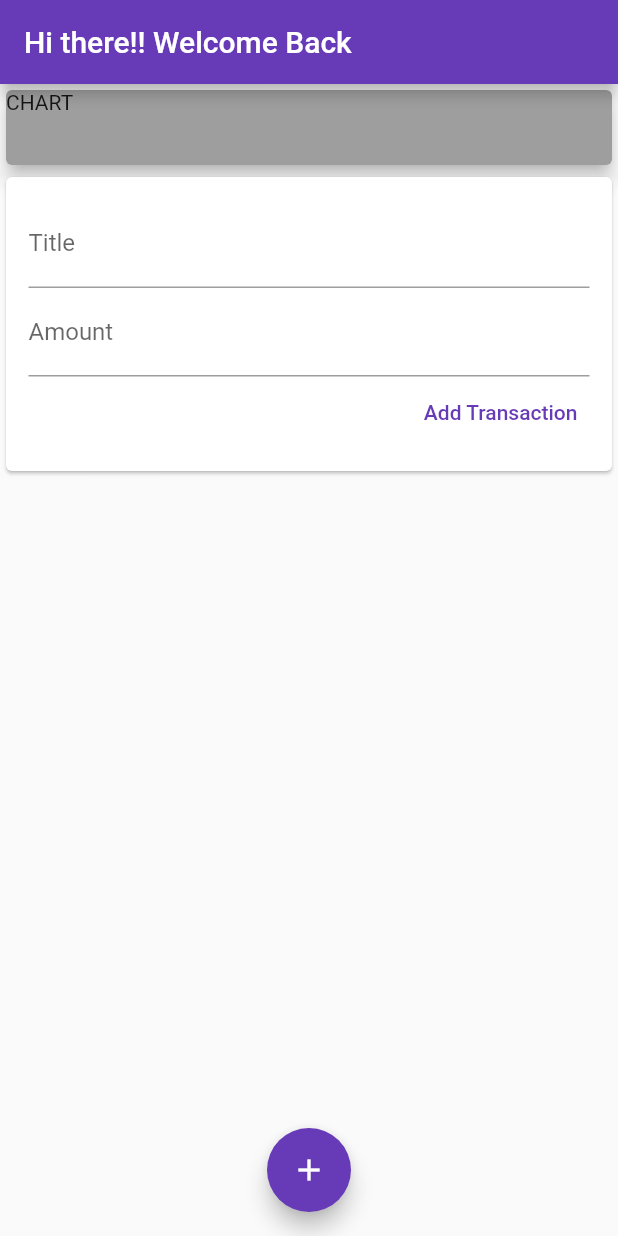
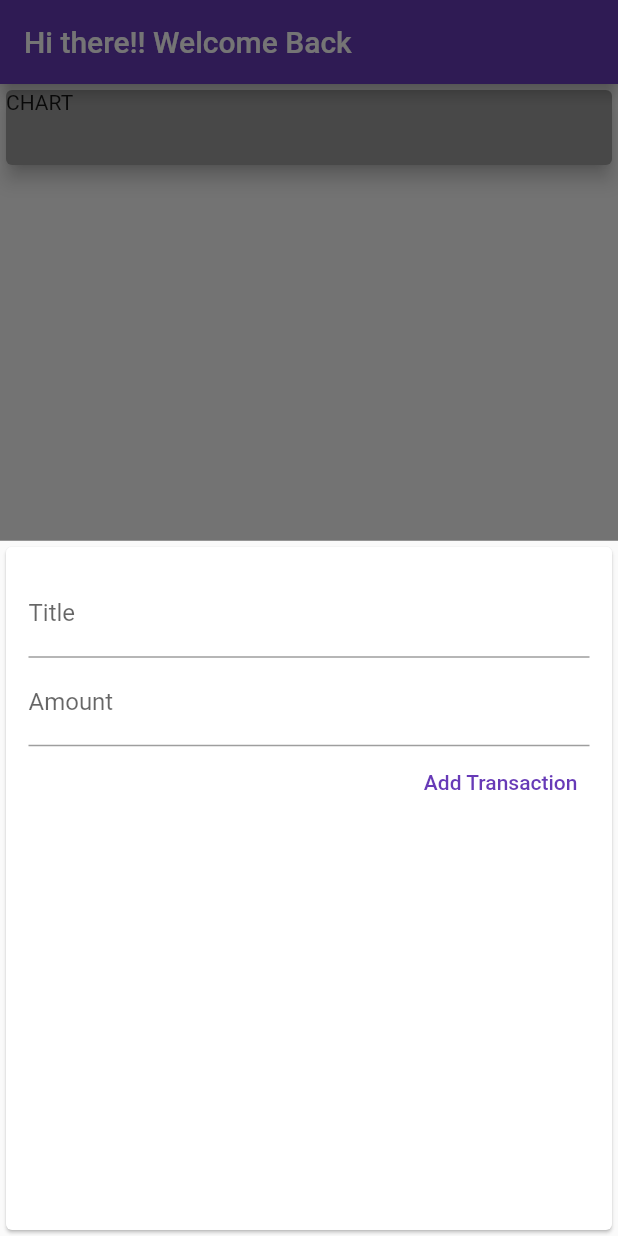
Before and after one commit to Echi4/EZTrack, a Flutter app: the screen it shows after launch, after a tap on the "add" icon, on a phone screen of 412 x 824 dp. Run offline on Flutter 3.47's test engine with Material 2 defaults, Android fonts, the phone set to English and light mode, and no system bars; missing offline and left inert: shortid.

Commit message:
fixed the 'adding transcation' functionality by using stateful widget :zap:

```diff
--- a/lib/main.dart
+++ b/lib/main.dart
@@ -1,11 +1,15 @@
-import 'package:expenses_tracker/widgets/updated_transaction_list.dart';
 import 'package:flutter/material.dart';
+import 'package:intl/intl.dart';
 
-void main() => runApp(const App());
+import './models/transaction.dart';
+import './widgets/new_transaction.dart';
+import './widgets/transaction_list.dart';
 
+// Entry point
+void main() => runApp(App());
+
+// Main App
 class App extends StatelessWidget {
-  const App({super.key});
-
   @override
   Widget build(BuildContext context) {
     return MaterialApp(
@@ -16,13 +20,39 @@ class App extends StatelessWidget {
   }
 }
 
-class HomePage extends StatelessWidget {
-  // const HomePage({super.key});
+// HomePage widget
+class HomePage extends StatefulWidget {
+  @override
+  State<HomePage> createState() => _HomePageState();
+}
 
-  final titleInputController = TextEditingController();
-  final amountInputController = TextEditingController();
+class _HomePageState extends State<HomePage> {
+  final List<Transaction> _transactions = [];
 
-  HomePage({super.key});
+  void _addTransaction(String title, double amount) {
+    final newTransaction = Transaction(
+      title: title,
+      amount: amount,
+      date: DateFormat('ddMMM hh:mm').format(
+        DateTime.now(),
+      ),
+    );
+
+    setState(
+      () {
+        _transactions.add(newTransaction);
+      },
+    );
+  }
+
+  void _addNewTransactionSheet(BuildContext context) {
+    showModalBottomSheet(
+      context: context,
+      builder: (context) {
+        return NewTransactionInput(_addTransaction);
+      },
+    );
+  }
 
   @override
   Widget build(BuildContext context) {
@@ -30,10 +60,10 @@ class HomePage extends StatelessWidget {
       appBar: AppBar(
         title: const Text('Hi there!! Welcome Back'),
       ),
-      body: const SingleChildScrollView(
+      body: SingleChildScrollView(
         child: Column(
           children: [
-            Card(
+            const Card(
               color: Colors.grey,
               elevation: 5.0,
               child: SizedBox(
@@ -44,14 +74,14 @@ class HomePage extends StatelessWidget {
                 ),
               ),
             ),
+            TransactionList(_transactions),
             //Add other widgets here
-            UpdatedTransactionList(),
           ],
         ),
       ),
       floatingActionButtonLocation: FloatingActionButtonLocation.centerFloat,
       floatingActionButton: FloatingActionButton(
-        onPressed: () {},
+        onPressed: () => _addNewTransactionSheet(context),
         child: const Icon(Icons.add),
       ),
     );
--- a/lib/widgets/new_transaction.dart
+++ b/lib/widgets/new_transaction.dart
@@ -1,11 +1,18 @@
 import 'package:flutter/material.dart';
 
-class NewTransactionInput extends StatelessWidget {
+class NewTransactionInput extends StatefulWidget {
   final Function addTransaction;
-  final TextEditingController titleController = TextEditingController();
-  final TextEditingController amountController = TextEditingController();
 
-  NewTransactionInput(this.addTransaction, {super.key});
+  const NewTransactionInput(this.addTransaction, {super.key});
+
+  @override
+  State<NewTransactionInput> createState() => _NewTransactionInputState();
+}
+
+class _NewTransactionInputState extends State<NewTransactionInput> {
+  final titleController = TextEditingController();
+
+  final amountController = TextEditingController();
 
   void submitData() {
     final enteredTitle = titleController.text;
@@ -14,7 +21,9 @@ class NewTransactionInput extends StatelessWidget {
     if (enteredTitle.isEmpty || enteredAmount <= 0) {
       return;
     }
-    addTransaction(enteredTitle, enteredAmount);
+    widget.addTransaction(enteredTitle, enteredAmount);
+    titleController.clear();
+    amountController.clear();
   }
 
   @override
--- a/lib/widgets/transaction_list.dart
+++ b/lib/widgets/transaction_list.dart
@@ -5,7 +5,7 @@ import '../models/transaction.dart';
 class TransactionList extends StatelessWidget {
   final List<Transaction> transactions;
 
-  const TransactionList(this.transactions, {super.key});
+  TransactionList(this.transactions, {super.key});
 
   @override
   Widget build(BuildContext context) {
--- a/lib/widgets/updated_transaction_list.dart
+++ /dev/null
@@ -1,41 +0,0 @@
-import 'package:expenses_tracker/widgets/new_transaction.dart';
-import 'package:expenses_tracker/widgets/transaction_list.dart';
-import 'package:flutter/material.dart';
-import 'package:intl/intl.dart';
-
-import '../models/transaction.dart';
-
-class UpdatedTransactionList extends StatefulWidget {
-  const UpdatedTransactionList({super.key});
-
-  @override
-  State<UpdatedTransactionList> createState() => _UpdatedTransactionListState();
-}
-
-class _UpdatedTransactionListState extends State<UpdatedTransactionList> {
-  final List<Transaction> _transactions = [];
-
-  void _addTransaction(String title, double amount) {
-    final newTransaction = Transaction(
-      title: title,
-      amount: amount,
-      date: DateFormat('ddMMM hh:mm').format(
-        DateTime.now(),
-      ),
-    );
-
-    setState(() {
-      _transactions.add(newTransaction);
-    });
-  }
-
-  @override
-  Widget build(BuildContext context) {
-    return Column(
-      children: [
-        NewTransactionInput(_addTransaction),
-        TransactionList(_transactions),
-      ],
-    );
-  }
-}
```
